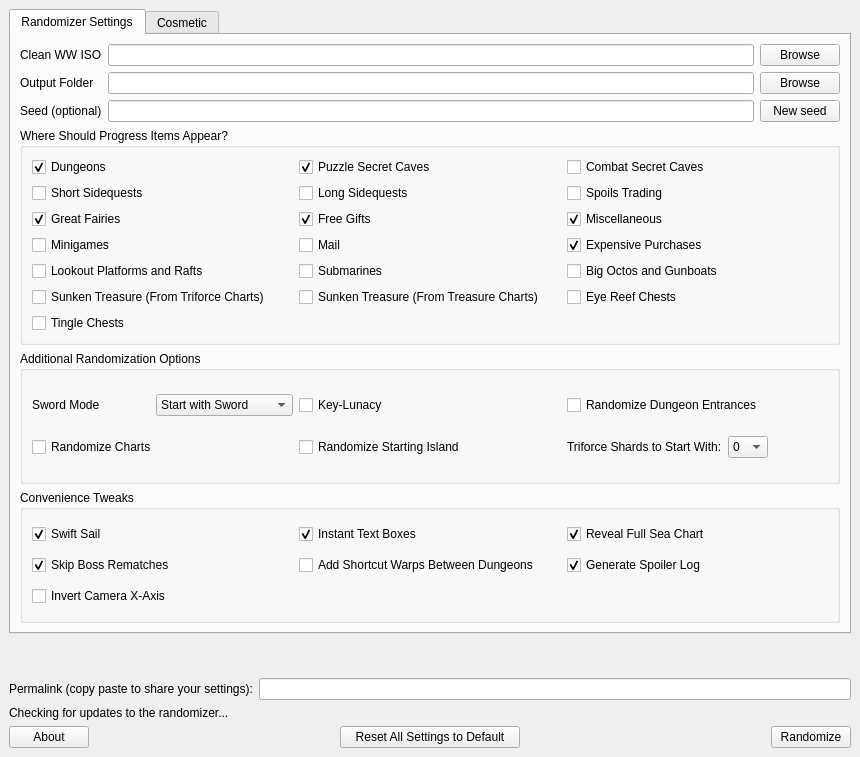
Old version of the form ui/randomizer_window.ui in the repository LagoLunatic/wwrando.
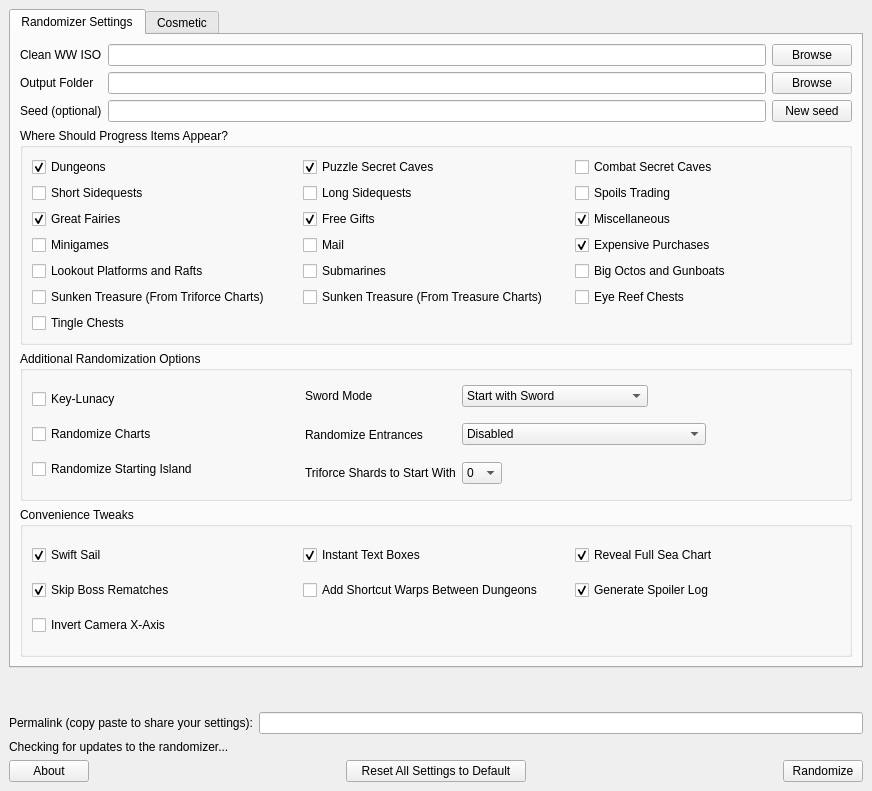
New version of the form.

Commit message: Implemented secret cave entrance randomizer

```diff
--- a/ui/randomizer_window.ui
+++ b/ui/randomizer_window.ui
@@ -6,8 +6,8 @@
    <rect>
     <x>0</x>
     <y>0</y>
-    <width>860</width>
-    <height>757</height>
+    <width>872</width>
+    <height>791</height>
    </rect>
   </property>
   <property name="windowTitle">
@@ -28,8 +28,8 @@
         <rect>
          <x>0</x>
          <y>0</y>
-         <width>838</width>
-         <height>605</height>
+         <width>850</width>
+         <height>639</height>
         </rect>
        </property>
        <layout class="QVBoxLayout" name="verticalLayout_4">
@@ -278,37 +278,36 @@
               <property name="title">
                <string>Additional Randomization Options</string>
               </property>
-              <layout class="QGridLayout" name="gridLayout_3">
-               <item row="1" column="1">
-                <widget class="QCheckBox" name="randomize_starting_island">
-                 <property name="text">
-                  <string>Randomize Starting Island</string>
-                 </property>
-                </widget>
-               </item>
-               <item row="1" column="0">
-                <widget class="QCheckBox" name="randomize_charts">
-                 <property name="text">
-                  <string>Randomize Charts</string>
-                 </property>
-                </widget>
-               </item>
-               <item row="0" column="2">
-                <widget class="QCheckBox" name="randomize_dungeon_entrances">
-                 <property name="text">
-                  <string>Randomize Dungeon Entrances</string>
-                 </property>
-                </widget>
-               </item>
-               <item row="0" column="1">
+              <layout class="QHBoxLayout" name="horizontalLayout_9" stretch="1,2">
+               <item>
+                <layout class="QVBoxLayout" name="verticalLayout_9">
+                 <item>
                 <widget class="QCheckBox" name="keylunacy">
                  <property name="text">
                   <string>Key-Lunacy</string>
                  </property>
                 </widget>
                </item>
-               <item row="0" column="0">
-                <layout class="QHBoxLayout" name="horizontalLayout_5">
+                 <item>
+                  <widget class="QCheckBox" name="randomize_charts">
+                   <property name="text">
+                    <string>Randomize Charts</string>
+                   </property>
+                  </widget>
+                 </item>
+                 <item>
+                  <widget class="QCheckBox" name="randomize_starting_island">
+                   <property name="text">
+                    <string>Randomize Starting Island</string>
+                   </property>
+                  </widget>
+                 </item>
+                </layout>
+               </item>
+               <item>
+                <layout class="QHBoxLayout" name="horizontalLayout_10">
+                 <item>
+                  <layout class="QVBoxLayout" name="verticalLayout_7">
                  <item>
                   <widget class="QLabel" name="label_for_sword_mode">
                    <property name="text">
@@ -317,28 +316,12 @@
                   </widget>
                  </item>
                  <item>
-                  <widget class="QComboBox" name="sword_mode">
-                   <item>
+                    <widget class="QLabel" name="label_for_randomize_entrances">
                     <property name="text">
-                     <string>Start with Sword</string>
-                    </property>
-                   </item>
-                   <item>
-                    <property name="text">
-                     <string>Randomized Sword</string>
-                    </property>
-                   </item>
-                   <item>
-                    <property name="text">
-                     <string>Swordless</string>
-                    </property>
-                   </item>
-                  </widget>
-                 </item>
-                </layout>
-               </item>
-               <item row="1" column="2">
-                <layout class="QHBoxLayout" name="horizontalLayout_2">
+                      <string>Randomize Entrances</string>
+                     </property>
+                    </widget>
+                   </item>
                  <item>
                   <widget class="QLabel" name="label_for_num_starting_triforce_shards">
                    <property name="sizePolicy">
@@ -348,10 +331,78 @@
                     </sizepolicy>
                    </property>
                    <property name="text">
-                    <string>Triforce Shards to Start With:</string>
+                      <string>Triforce Shards to Start With</string>
                    </property>
                   </widget>
                  </item>
+                  </layout>
+                 </item>
+                 <item>
+                  <layout class="QVBoxLayout" name="verticalLayout_8">
+                   <item>
+                    <layout class="QHBoxLayout" name="horizontalLayout_5">
+                     <item>
+                      <widget class="QComboBox" name="sword_mode">
+                       <item>
+                        <property name="text">
+                         <string>Start with Sword</string>
+                        </property>
+                       </item>
+                       <item>
+                        <property name="text">
+                         <string>Randomized Sword</string>
+                        </property>
+                       </item>
+                       <item>
+                        <property name="text">
+                         <string>Swordless</string>
+                        </property>
+                       </item>
+                      </widget>
+                     </item>
+                     <item>
+                      <widget class="QWidget" name="widget_3" native="true"/>
+                     </item>
+                    </layout>
+                   </item>
+                   <item>
+                    <layout class="QHBoxLayout" name="horizontalLayout_8">
+                     <item>
+                      <widget class="QComboBox" name="randomize_entrances">
+                       <item>
+                        <property name="text">
+                         <string>Disabled</string>
+                        </property>
+                       </item>
+                       <item>
+                        <property name="text">
+                         <string>Dungeons</string>
+                        </property>
+                       </item>
+                       <item>
+                        <property name="text">
+                         <string>Secret Caves</string>
+                        </property>
+                       </item>
+                       <item>
+                        <property name="text">
+                         <string>Dungeons &amp; Secret Caves (Separately)</string>
+                        </property>
+                       </item>
+                       <item>
+                        <property name="text">
+                         <string>Dungeons &amp; Secret Caves (Together)</string>
+                        </property>
+                       </item>
+                      </widget>
+                     </item>
+                     <item>
+                      <widget class="QWidget" name="widget_2" native="true"/>
+                     </item>
+                    </layout>
+                   </item>
+                   <item>
+                    <layout class="QHBoxLayout" name="horizontalLayout_2">
                  <item>
                   <widget class="QComboBox" name="num_starting_triforce_shards">
                    <property name="maximumSize">
@@ -413,6 +464,10 @@
                 </layout>
                </item>
               </layout>
+                 </item>
+                </layout>
+               </item>
+              </layout>
              </widget>
             </item>
             <item>
```
Left out of the diff: 28 changed lines with no effect on the pictures. Lines whose indentation alone changed are shown as unchanged. The commit also changes 6 other files.
